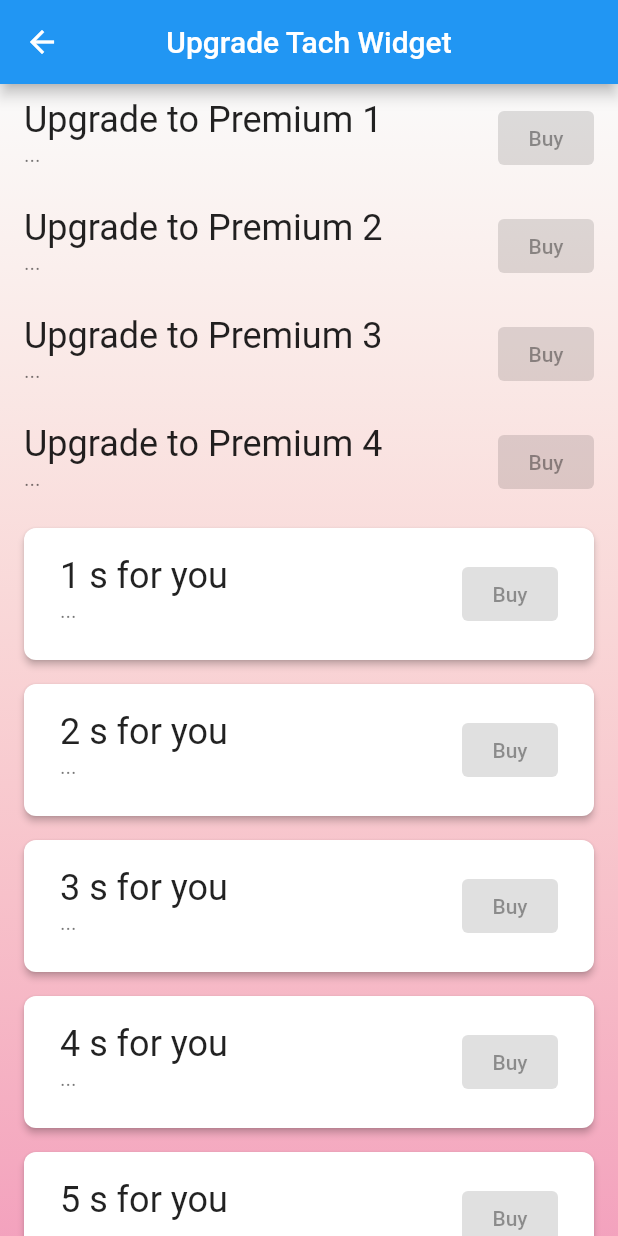
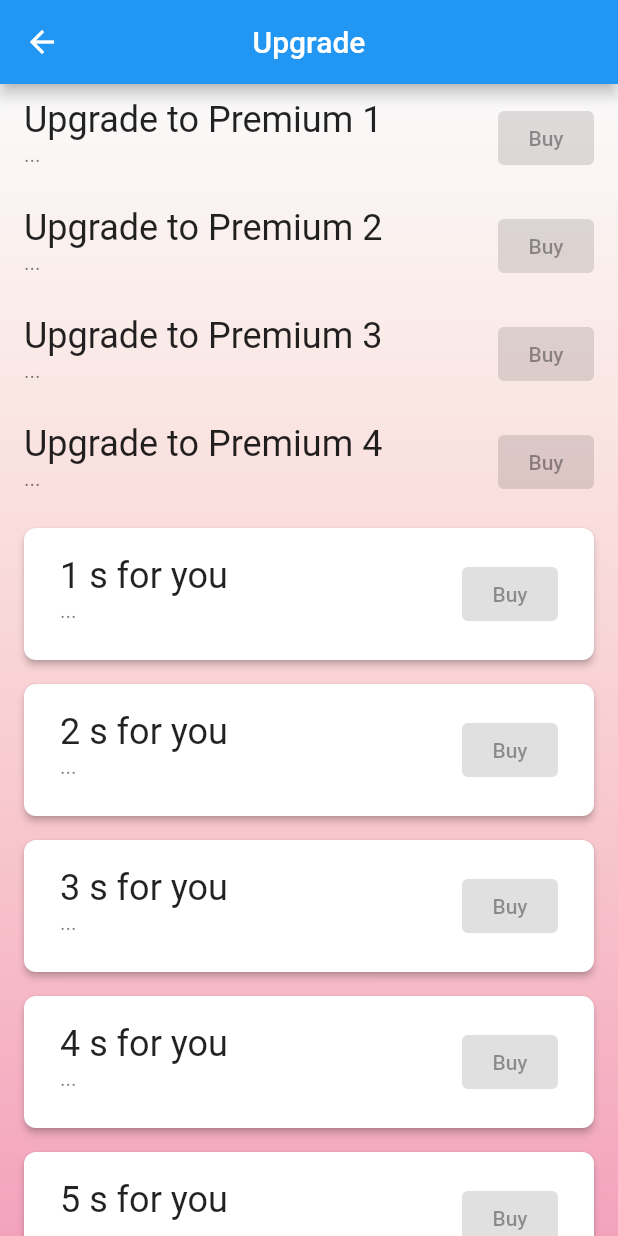
Before and after one commit to pvc2209/flutter_amazon_sub, a Flutter app: the UpgradePage screen opened directly, on a phone screen of 412 x 824 dp. Run offline on Flutter 3.47's test engine with Material 2 defaults, Android fonts, the phone set to English and light mode, and no system bars; our stand-ins replace get; missing offline and left inert: flutter_inapp_purchase, rotated_corner_decoration.

Commit message:
change upgrade page appbar title

```diff
--- a/lib/dodo_in_app/upgrade_page.dart
+++ b/lib/dodo_in_app/upgrade_page.dart
@@ -36,7 +36,7 @@ class _UpgradePageState extends State<UpgradePage> {
   Widget build(BuildContext context) {
     return Scaffold(
       appBar: AppBar(
-        title: const Text("Upgrade Tach Widget"),
+        title: const Text("Upgrade"),
         centerTitle: true,
       ),
       body: SafeArea(
```
